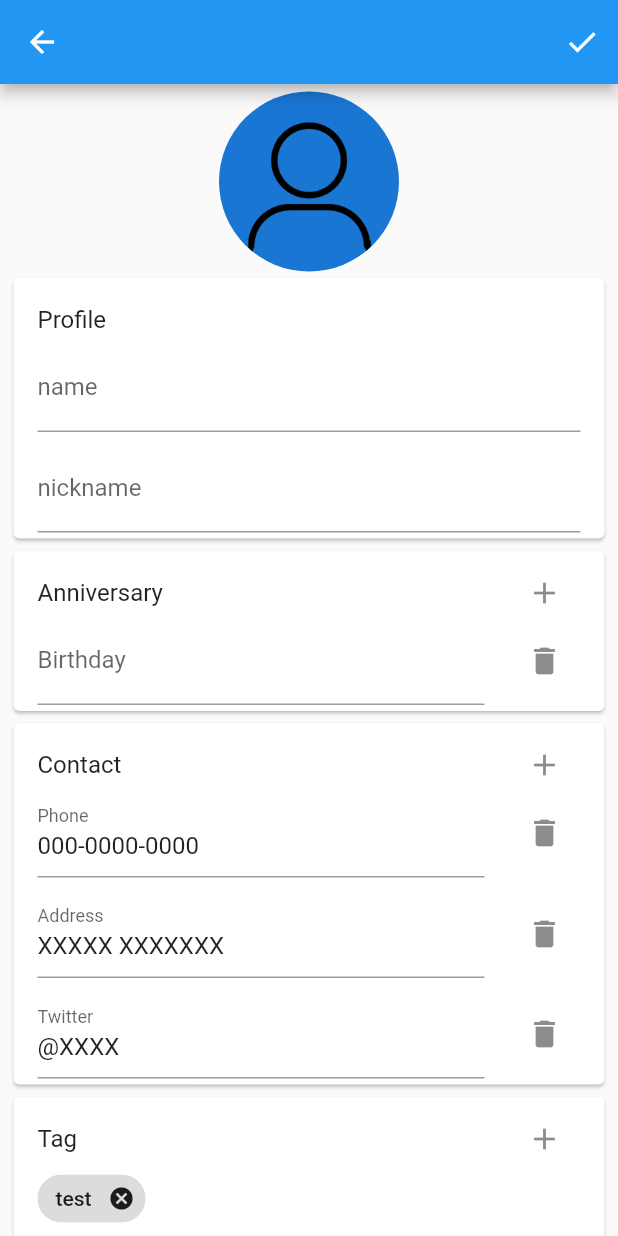
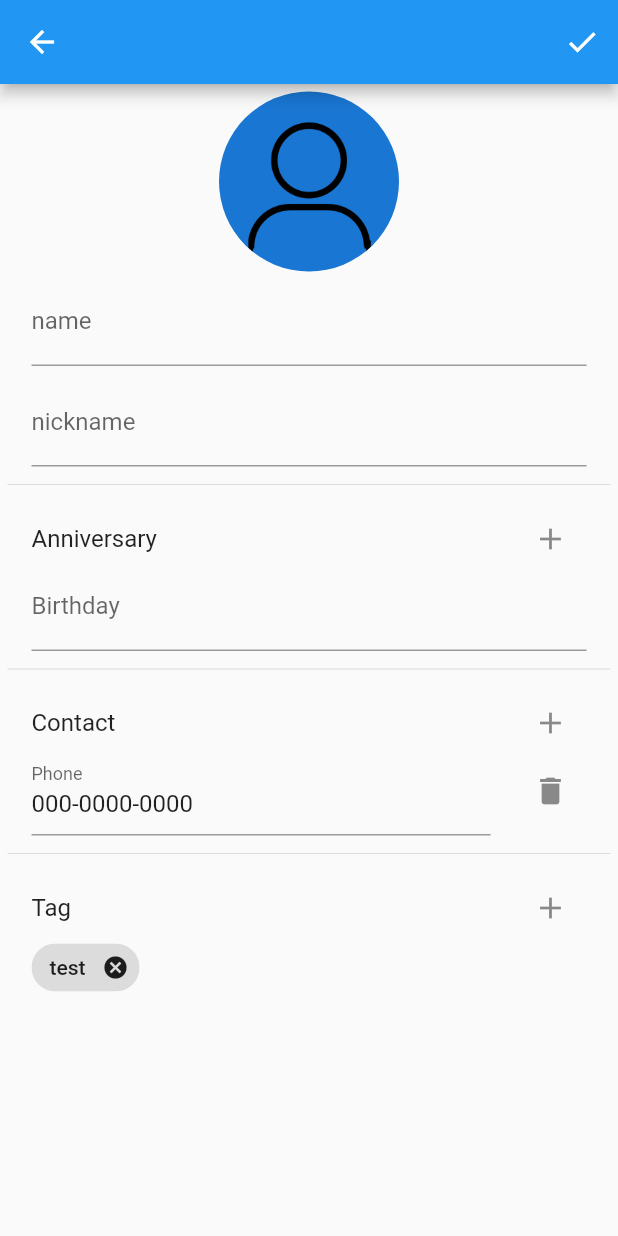
Before and after one commit to nmskm240/friend_list, a Flutter app: the FriendEdit screen opened directly, on a phone screen of 412 x 824 dp. Run offline on Flutter 3.47's test engine with Material 2 defaults, Android fonts, the phone set to English and light mode, and no system bars; drawn by our look-alikes of flutter_form_builder; our stand-ins replace flutter_riverpod, font_awesome_flutter, freezed_annotation, image_cropper, image_picker, sqflite; missing offline and left inert: age_calculator; accounts and stored records are empty.

Commit message:
fix mock

```diff
--- a/lib/component/listview_with_header.dart
+++ b/lib/component/listview_with_header.dart
@@ -1,11 +1,11 @@
 import 'package:flutter/material.dart';
 
 class ListViewWithHeader extends StatelessWidget {
-  String title;
-  List<Widget> children;
-  Widget? trailing;
+  final String title;
+  final List<Widget> children;
+  final Widget? trailing;
 
-  ListViewWithHeader({
+  const ListViewWithHeader({
     Key? key,
     required this.title,
     required this.children,
--- a/lib/view/page/friend_edit.dart
+++ b/lib/view/page/friend_edit.dart
@@ -1,5 +1,4 @@
 import 'package:flutter/material.dart';
-import 'package:flutter_datetime_picker/flutter_datetime_picker.dart';
 import 'package:flutter_form_builder/flutter_form_builder.dart';
 import 'package:flutter_riverpod/flutter_riverpod.dart';
 import 'package:friend_list/component/listview_with_header.dart';
@@ -35,19 +34,19 @@ class FriendEdit extends ConsumerWidget {
                 radius: 60,
               ),
             ),
-            Card(
-              child: ListViewWithHeader(
-                title: "Profile",
+            Column(
               children: <Widget>[
                 ListTile(
-                    title: TextFormField(
+                  title: FormBuilderTextField(
+                    name: 'name',
                     decoration: const InputDecoration(
                       label: Text("name"),
                     ),
                   ),
                 ),
                 ListTile(
-                    title: TextFormField(
+                  title: FormBuilderTextField(
+                    name: "nickname",
                     decoration: const InputDecoration(
                       label: Text("nickname"),
                     ),
@@ -55,9 +54,8 @@ class FriendEdit extends ConsumerWidget {
                 ),
               ],
             ),
-            ),
-            Card(
-              child: ListViewWithHeader(
+            const Divider(),
+            ListViewWithHeader(
               title: "Anniversary",
               trailing: IconButton(
                 icon: const Icon(Icons.add),
@@ -74,18 +72,11 @@ class FriendEdit extends ConsumerWidget {
                       label: Text("Birthday"),
                     ),
                   ),
-                    trailing: IconButton(
-                      icon: const Icon(Icons.delete),
-                      onPressed: () {
-                        // TODO: delete process
-                      },
-                    ),
                 ),
               ],
             ),
-            ),
-            Card(
-              child: ListViewWithHeader(
+            const Divider(),
+            ListViewWithHeader(
               title: "Contact",
               trailing: IconButton(
                 icon: const Icon(Icons.add),
@@ -95,7 +86,8 @@ class FriendEdit extends ConsumerWidget {
               ),
               children: <Widget>[
                 ListTile(
-                    title: TextFormField(
+                  title: FormBuilderTextField(
+                    name: "",
                     decoration: const InputDecoration(
                       label: Text("Phone"),
                     ),
@@ -110,43 +102,10 @@ class FriendEdit extends ConsumerWidget {
                     },
                   ),
                 ),
-                  ListTile(
-                    title: TextFormField(
-                      decoration: const InputDecoration(
-                        label: Text("Address"),
-                      ),
-                      controller: TextEditingController(
-                        text: "XXXXX XXXXXXX",
-                      ),
-                    ),
-                    trailing: IconButton(
-                      icon: const Icon(Icons.delete),
-                      onPressed: () {
-                        // TODO: delete process
-                      },
-                    ),
-                  ),
-                  ListTile(
-                    title: TextFormField(
-                      decoration: const InputDecoration(
-                        label: Text("Twitter"),
-                      ),
-                      controller: TextEditingController(
-                        text: "@XXXX",
-                      ),
-                    ),
-                    trailing: IconButton(
-                      icon: const Icon(Icons.delete),
-                      onPressed: () {
-                        // TODO: delete process
-                      },
-                    ),
-                  ),
               ],
             ),
-            ),
-            Card(
-              child: ListViewWithHeader(
+            const Divider(),
+            ListViewWithHeader(
               title: "Tag",
               trailing: IconButton(
                 icon: const Icon(Icons.add),
@@ -169,7 +128,6 @@ class FriendEdit extends ConsumerWidget {
                 ),
               ],
             ),
-            ),
           ],
         ),
       ),
```
Lines whose indentation alone changed are shown as unchanged.
